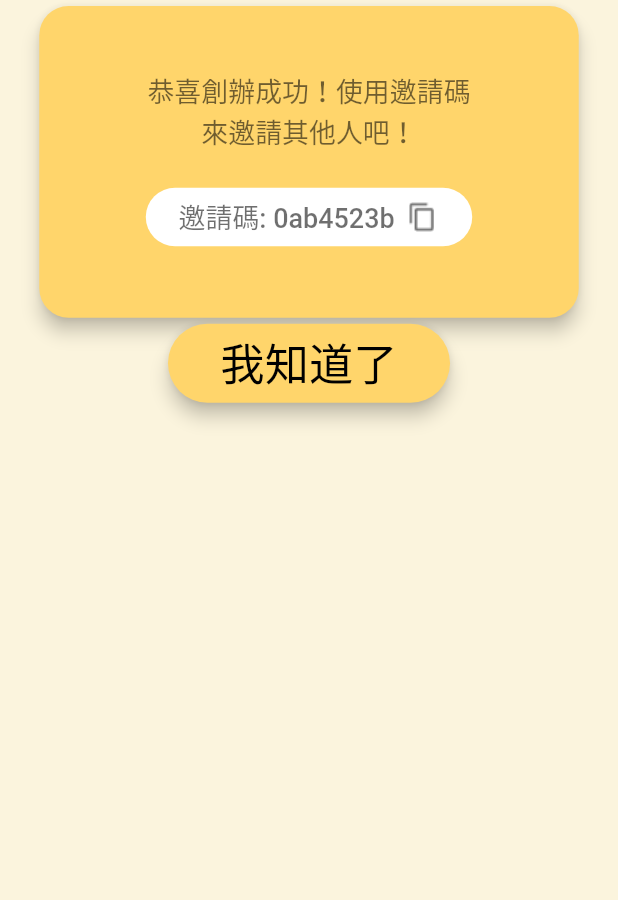
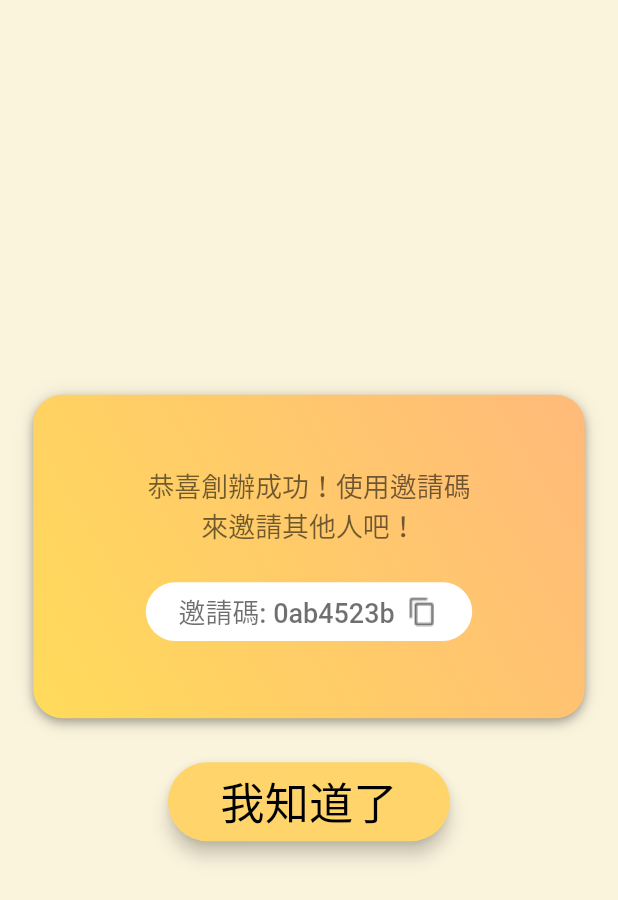
Before and after one commit to tsaoni/famistroy, a Flutter app: the CreateSuccessfullyPage screen opened directly, on a phone screen of 412 x 824 dp. Shown: the top 900 px of the screen. Run offline on Flutter 3.47's test engine with Material 2 defaults, Android fonts, the phone set to English and light mode, and no system bars; our stand-ins replace flutter_screenutil, image_cropper, image_picker, permission_handler, persistent_bottom_nav_bar; missing offline and left inert: flutter_sound.

Commit message:
fix: UI layout
* adjust the card position to the center of the page
* add top padding in the edit_personal_page
* change the style of the navigation bar

```diff
--- a/lib/info/create_page.dart
+++ b/lib/info/create_page.dart
@@ -266,14 +266,24 @@ class CreateSuccessfullyPage extends StatelessWidget {
         children: [
           Container(color: lightYellow,),
           Column(
+            mainAxisAlignment: MainAxisAlignment.center,
             children: [
               SizedBox(
                 width: 348.w,
                 height: 221.h,
-                child: Card(
-                  shape: RoundedRectangleBorder(borderRadius: BorderRadius.circular(20.r),),
-                  color: yellow,
-                  elevation: 5,
+                child: Container(
+                  decoration: BoxDecoration(
+                    gradient: const LinearGradient(
+                      begin: Alignment.topRight,
+                      end: Alignment.bottomLeft,
+                      colors: [
+                        Color(0XFFFFBA7A),
+                        Color(0xFFFFDB5A),
+                      ],
+                    ),
+                    borderRadius: BorderRadius.circular(20.r),
+                    boxShadow: kElevationToShadow[4],
+                  ),
                   child: Column(
                     mainAxisAlignment: MainAxisAlignment.center,
                     children: [
@@ -303,6 +313,7 @@ class CreateSuccessfullyPage extends StatelessWidget {
                   ),
                 ),
               ),
+              SizedBox(height: 30.h,),
               RoundedElevatedButton(
                 onPressed: () {
                   // Add routeAndNavigatorSettings in PersistentBottomNavBarItem
--- a/lib/info/edit_personal_page.dart
+++ b/lib/info/edit_personal_page.dart
@@ -31,11 +31,13 @@ class _EditPersonalInfoPageState extends State<EditPersonalInfoPage> {
                 alignment: Alignment.topCenter,
                 child: Column(
                   children: [
+                    SizedBox(height: 50.h,),
                     // Stack edit icon on the UserAvatar
                     SizedBox(
                       width: 171.w,
                       height: 171.w,
                       child: Stack(
+                        alignment: Alignment.center,
                         children: [
                           Container(
                             decoration: BoxDecoration(
@@ -66,6 +68,7 @@ class _EditPersonalInfoPageState extends State<EditPersonalInfoPage> {
                       ),
                     ),
 
+                    SizedBox(height: 10.h,),
                     RoundedElevatedButtonWithBorder(
                       onPressed: () {
                         Navigator.push(
@@ -79,13 +82,14 @@ class _EditPersonalInfoPageState extends State<EditPersonalInfoPage> {
                       child: Text("變更密碼", style: smallTextStyle,),
                     ),
 
+                    SizedBox(height: 20.h,),
                     const OneTextInputField(value: "王小明", title: "姓名",),
                     SizedBox(height: 20.h,),
                     const OneTextInputField(value: "1953/08/19", title: "生日",),
                     SizedBox(height: 20.h,),
                     const OneTextInputField(value: "男", title: "性別",),
 
-                    SizedBox(height: 20.h,),
+                    SizedBox(height: 50.h,),
 
                     RoundedRectElevatedButton(
                       backgroundColor: yellow,
--- a/lib/main.dart
+++ b/lib/main.dart
@@ -111,7 +111,7 @@ class _MainPageState extends State<MainPage> {
         curve: Curves.ease,
         duration: Duration(milliseconds: 200),
       ),
-      navBarStyle: NavBarStyle.style2,
+      navBarStyle: NavBarStyle.style14,
     );
   }
 
```
